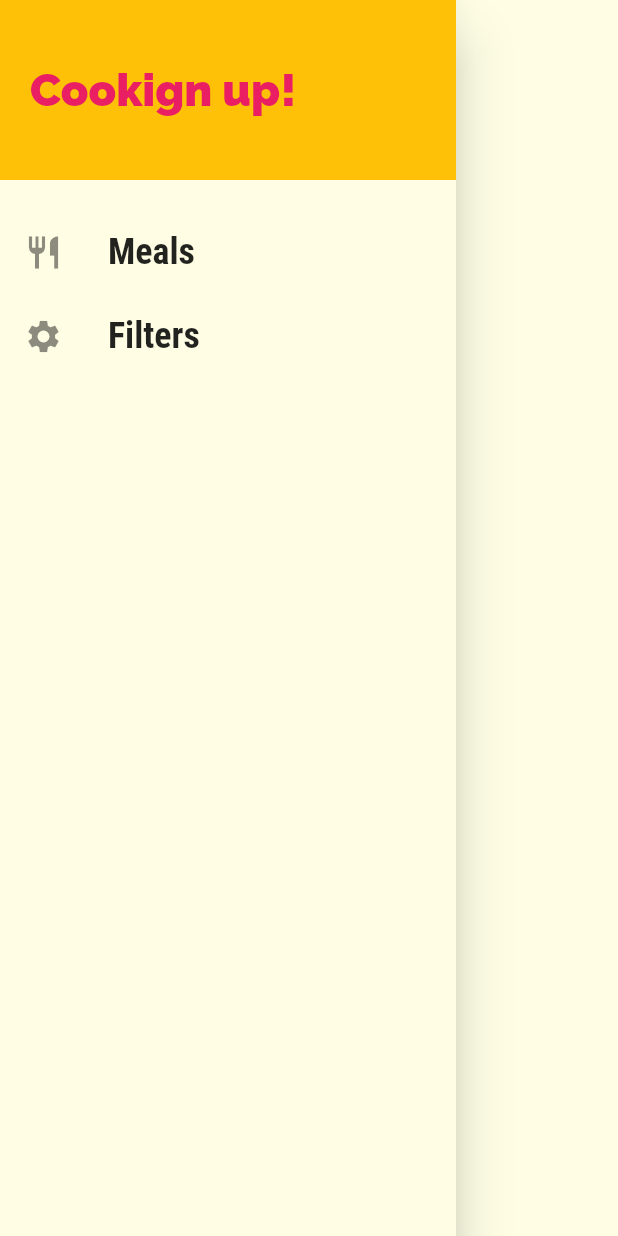
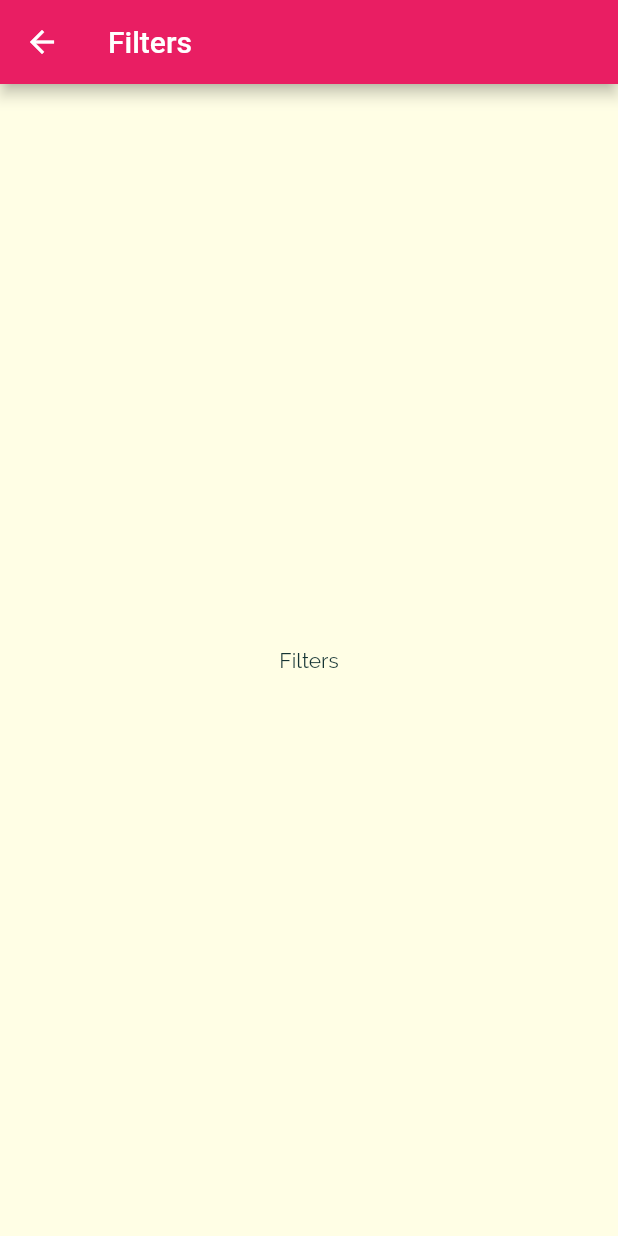
Before and after one commit to Nick9499/Meals-App-flutter, a Flutter app: the MainDrawer widget shown alone on an empty page, opened directly, after a tap on "Filters", on a phone screen of 412 x 824 dp. Run offline on Flutter 3.47's test engine with Material 2 defaults, Android fonts, the phone set to English and light mode, and no system bars.

Commit message:
Adding links to the drawer

```diff
--- a/lib/main.dart
+++ b/lib/main.dart
@@ -1,6 +1,7 @@
 import 'package:flutter/material.dart';
 import 'package:flutter_complete_guide/screens/categories_screen.dart';
 import 'package:flutter_complete_guide/screens/category_meals_screen.dart';
+import 'package:flutter_complete_guide/screens/filters_screen.dart';
 import 'package:flutter_complete_guide/screens/meal_details.dart';
 import 'package:flutter_complete_guide/screens/tabs_screen.dart';
 
@@ -35,6 +36,7 @@ class MyApp extends StatelessWidget {
         '/': (ctx) => TabsScreen(),
         CategoryMealsScreen.routeName: (ctx) => CategoryMealsScreen(),
         MealDetailScreen.routeName: (ctx) => MealDetailScreen(),
+        FilterScreen.routeName: (ctx) => FilterScreen(),
       },
       onGenerateRoute: (settings) {
         return MaterialPageRoute(
--- /dev/null
+++ b/lib/screens/filters_screen.dart
@@ -0,0 +1,16 @@
+import 'package:flutter/material.dart';
+
+class FilterScreen extends StatelessWidget {
+  static const routeName = '/filters';
+  @override
+  Widget build(BuildContext context) {
+    return Scaffold(
+      appBar: AppBar(
+        title: Text('Filters'),
+      ),
+      body: Center(
+        child: Text('Filters'),
+      ),
+    );
+  }
+}
--- a/lib/widgets/main_drawer.dart
+++ b/lib/widgets/main_drawer.dart
@@ -1,7 +1,8 @@
 import 'package:flutter/material.dart';
+import 'package:flutter_complete_guide/screens/filters_screen.dart';
 
 class MainDrawer extends StatelessWidget {
-  Widget buildListTile(String title, IconData icon) {
+  Widget buildListTile(String title, IconData icon, Function tapHandler) {
     return ListTile(
       leading: Icon(
         icon,
@@ -15,7 +16,7 @@ class MainDrawer extends StatelessWidget {
           fontWeight: FontWeight.bold,
         ),
       ),
-      onTap: (() {}),
+      onTap: tapHandler,
     );
   }
 
@@ -42,8 +43,12 @@ class MainDrawer extends StatelessWidget {
           SizedBox(
             height: 20,
           ),
-          buildListTile('Meals', Icons.restaurant),
-          buildListTile('Filters', Icons.settings),
+          buildListTile('Meals', Icons.restaurant, () {
+            Navigator.of(context).pushNamed('/');
+          }),
+          buildListTile('Filters', Icons.settings, () {
+            Navigator.of(context).pushNamed(FilterScreen.routeName);
+          }),
         ],
       ),
     );
```
